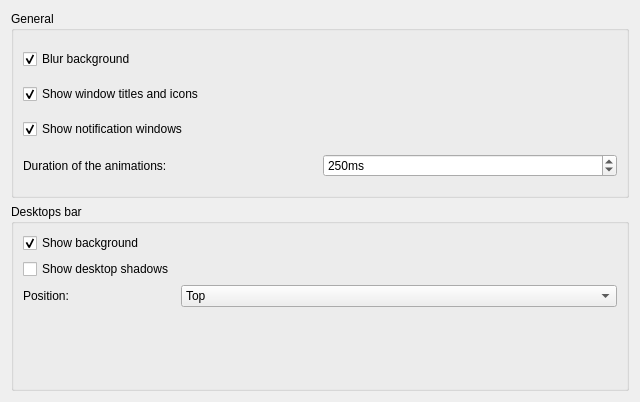
tcorreabr/Parachute, file contents/ui/config.ui: the form before one commit.
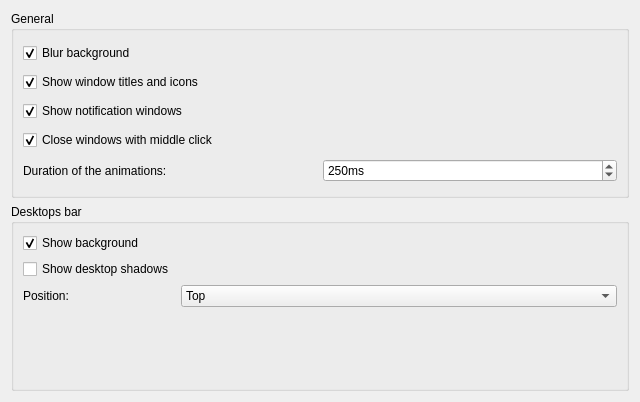
The form after the commit.

Commit message:
Option to disallow close window with middle click
By default, a click with the middle mouse button allows to close windows.
Accidental middle clicks are quite frequent, mostly if this script is
combined with gestures.

This commit adds an option that allows to disable the default behavior.
It is still enabled by default.

```diff
--- a/contents/ui/config.ui
+++ b/contents/ui/config.ui
@@ -48,13 +48,23 @@
        </widget>
       </item>
       <item row="3" column="0">
+       <widget class="QCheckBox" name="kcfg_closeOnMiddleClick">
+        <property name="text">
+         <string>Close windows with middle click</string>
+        </property>
+        <property name="checked">
+         <bool>true</bool>
+        </property>
+       </widget>
+      </item>
+      <item row="4" column="0">
        <widget class="QLabel" name="label">
         <property name="text">
          <string>Duration of the animations:</string>
         </property>
        </widget>
       </item>
-      <item row="3" column="1">
+      <item row="4" column="1">
        <widget class="QSpinBox" name="kcfg_animationsDuration">
         <property name="suffix">
          <string>ms</string>
```
The commit also changes 3 other files.
